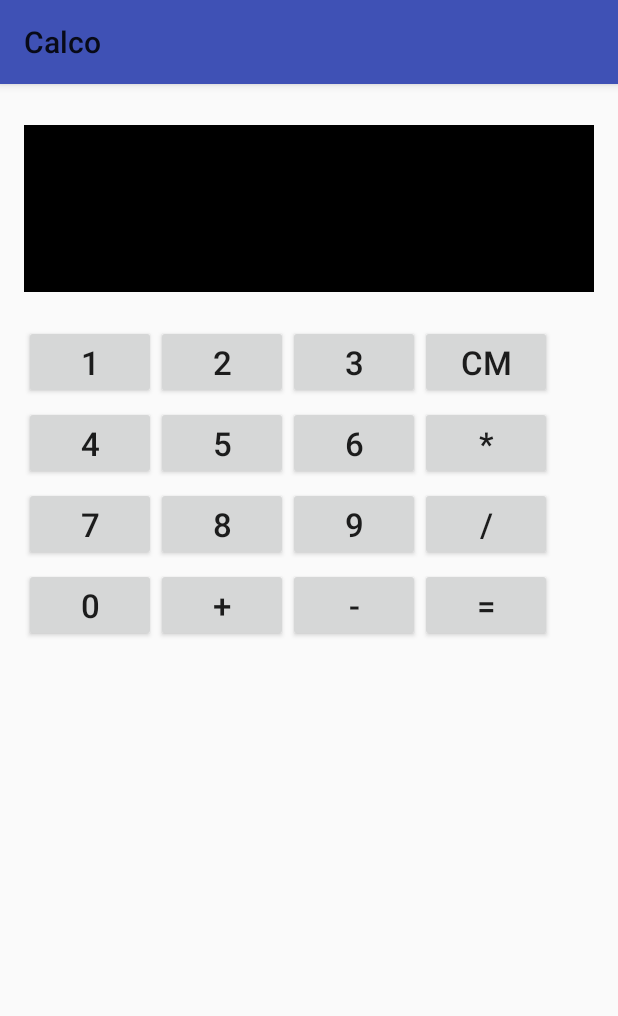
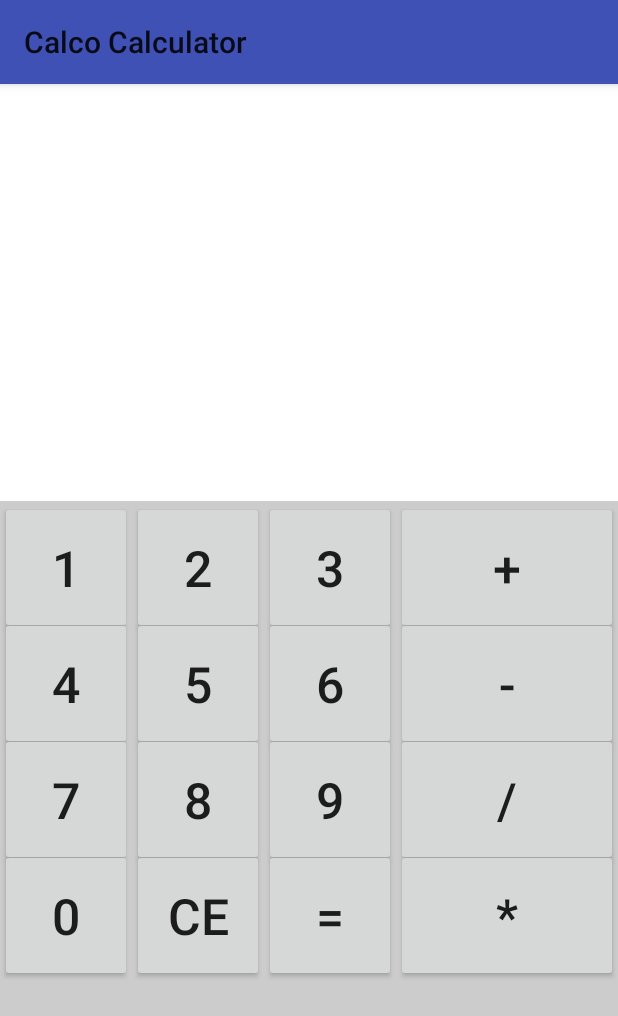
Before and after one commit to MahmoudSharif/Android-Simple-Calc, an Android app: the screen it shows after launch (MainActivity), on a phone screen of 412 x 824 dp. Shown: the top 1016 px of the screen. Run offline under Robolectric (Android 15) with nearby library versions, the phone set to English and light mode, and no system bars.

Commit message:
Final Commit

```diff
--- a/app/src/main/AndroidManifest.xml
+++ b/app/src/main/AndroidManifest.xml
@@ -5,7 +5,7 @@
     <application
         android:allowBackup="true"
         android:icon="@mipmap/ic_launcher"
-        android:label="@string/app_name"
+        android:label="Calco Calculator"
         android:supportsRtl="true"
         android:theme="@style/AppTheme">
         <activity android:name=".MainActivity">
--- a/app/src/main/java/com/example/msharif/calco/MainActivity.java
+++ b/app/src/main/java/com/example/msharif/calco/MainActivity.java
@@ -1,33 +1,38 @@
 package com.example.msharif.calco;
 
+import android.graphics.Path;
 import android.support.v7.app.AppCompatActivity;
 import android.os.Bundle;
 import android.view.View;
 import android.widget.Button;
 import android.widget.EditText;
 import android.widget.TextView;
+import android.widget.Toast;
 
 public class MainActivity extends AppCompatActivity {
 
     static int result = 0;
+    static int temp = 0;
     static String operator = "";
+    static int leftSide = 0;
+    static int rightSide = 0;
 
-    private void doCalc(int num){
+    private void SetSides(int num){
         TextView txtResult = (TextView) findViewById(R.id.txtresult);
         txtResult.setText(txtResult.getText().toString() + String.valueOf(num));
-        if(result >0)
-            switch (operator) {
-                case"+":result = result+num;
-                    break;
-                case"-":result = result-num;
-                    break;
-                case"*":result = result*num;
-                    break;
-                case"/":result=result/num;
-                    break;
-            }
-        else
-            result=num;
+        if(operator.length() > 0)
+        {
+            if(rightSide > 0)
+                rightSide = (rightSide * 10) + num;
+            else
+                rightSide = num;
+        }
+        else {
+            if (leftSide > 0)
+                leftSide = (leftSide * 10) + num;
+            else
+                leftSide = num;
+        }
     }
     private void setOperator(String op){
         TextView txtResult = (TextView) findViewById(R.id.txtresult);
@@ -53,54 +58,75 @@ public class MainActivity extends AppCompatActivity {
     }
     public void btnEqual_click(View view) {
         TextView txtResult = (TextView) findViewById(R.id.txtresult);
-        txtResult.setText(txtResult.getText().toString() + " = " + String.valueOf(result));
+
+        if (operator.length() > 0) {
+            switch (operator) {
+                case "+":
+                    result = leftSide + rightSide;
+                    break;
+                case "-":
+                    result = leftSide - rightSide;
+                    break;
+                case "*":
+                    result = leftSide * rightSide;
+                    break;
+                case "/":
+                    result = leftSide / rightSide;
+                    break;
+            }
+            txtResult.setText(txtResult.getText().toString() + " = " + String.valueOf(result));
+        }
+        else
+            Toast.makeText(this,"Please choose operator",Toast.LENGTH_SHORT).show();
+
+
     }
     public void btnClear_click(View view) {
         TextView txtResult = (TextView) findViewById(R.id.txtresult);
         txtResult.setText("");
         result=0;
+        leftSide=0;
+        rightSide=0;
         operator="";
     }
 
     public void btn1_click(View view) {
-        doCalc(1);
+        SetSides(1);
     }
 
     public void btn2_click(View view) {
-        doCalc(2);
+        SetSides(2);
     }
 
     public void btn3_click(View view) {
-        doCalc(3);
+        SetSides(3);
     }
 
     public void btn4_click(View view) {
-        doCalc(4);
+        SetSides(4);
     }
 
     public void btn5_click(View view) {
-        doCalc(5);
+        SetSides(5);
     }
 
     public void btn6_click(View view) {
-        doCalc(6);
+        SetSides(6);
     }
 
     public void btn7_click(View view) {
-        doCalc(7);
+        SetSides(7);
     }
 
     public void btn8_click(View view) {
-        doCalc(8);
+        SetSides(8);
     }
 
     public void btn9_click(View view) {
-        doCalc(9);
+        SetSides(9);
     }
 
     public void btn0_click(View view) {
-        TextView txtresult = (TextView)findViewById(R.id.txtresult);
-        result=result*10;
-        txtresult.setText(String.valueOf(result));
+        SetSides(0);
     }
 }
--- a/app/src/main/res/layout/activity_main.xml
+++ b/app/src/main/res/layout/activity_main.xml
@@ -2,193 +2,184 @@
 <RelativeLayout xmlns:android="http://schemas.android.com/apk/res/android"
     xmlns:tools="http://schemas.android.com/tools"
     android:id="@+id/activity_main"
-    android:layout_width="match_parent"
-    android:layout_height="match_parent"
-    android:paddingBottom="@dimen/activity_vertical_margin"
-    android:paddingLeft="@dimen/activity_horizontal_margin"
-    android:paddingRight="@dimen/activity_horizontal_margin"
-    android:paddingTop="@dimen/activity_vertical_margin"
-    tools:context="com.example.msharif.calco.MainActivity">
+    android:layout_width="fill_parent"
+    android:layout_height="fill_parent"
+    tools:context="com.example.msharif.calco.MainActivity"
+    android:background="#ccc">
 
     <LinearLayout
         android:orientation="vertical"
         android:layout_width="match_parent"
         android:layout_height="match_parent"
-        >
+        android:weightSum="1"
+        android:layout_alignParentLeft="true"
+        android:layout_alignParentStart="true"
+        android:layout_alignParentBottom="true">
 
         <TextView
             android:layout_width="match_parent"
             android:layout_height="wrap_content"
-            android:layout_marginTop="5pt"
-            android:textSize="30dp"
+            android:layout_marginTop="0pt"
+            android:textSize="50dp"
             android:paddingLeft="5pt"
-            android:height="50pt"
-            android:hint="..."
-            android:background="@android:color/background_dark"
-            android:textColor="@android:color/background_light"
+            android:height="125pt"
+            android:background="@android:color/background_light"
+            android:textColor="@android:color/background_dark"
             android:id="@+id/txtresult" />
 
         <LinearLayout
-            android:layout_width="wrap_content"
+            android:layout_width="match_parent"
             android:layout_height="wrap_content"
-            android:layout_marginTop="10pt">
+            android:layout_marginTop="0pt">
 
             <Button
                 android:layout_width="wrap_content"
-                android:layout_height="wrap_content"
+                android:layout_height="40pt"
                 android:text="1"
                 android:id="@+id/btn1"
                 android:onClick="btn1_click"
-                android:textSize="10pt"
+                android:textSize="15pt"
                 />
 
             <Button
                 android:layout_width="wrap_content"
-                android:layout_height="wrap_content"
+                android:layout_height="40pt"
                 android:text="2"
                 android:id="@+id/btn2"
                 android:onClick="btn2_click"
-                android:textSize="10pt"/>
+                android:textSize="15pt"/>
 
             <Button
                 android:layout_width="wrap_content"
-                android:layout_height="wrap_content"
+                android:layout_height="40pt"
                 android:text="3"
                 android:id="@+id/btn3"
                 android:onClick="btn3_click"
-                android:textSize="10pt"/>
+                android:textSize="15pt"/>
 
             <Button
-                android:layout_width="wrap_content"
-                android:layout_height="wrap_content"
-                android:text="CM"
-                android:id="@+id/btnClear"
-                android:onClick="btnClear_click"
-                android:textSize="10pt"/>
-        </LinearLayout>
-        <LinearLayout
-            android:layout_width="wrap_content"
-            android:layout_height="wrap_content"
-            android:layout_marginTop="2pt">
-
-            <Button
-                android:layout_width="wrap_content"
-                android:layout_height="wrap_content"
-                android:text="4"
-                android:id="@+id/btn4"
-                android:onClick="btn4_click"
-                android:textSize="10pt"/>
-
-            <Button
-                android:layout_width="wrap_content"
-                android:layout_height="wrap_content"
-                android:text="5"
-                android:id="@+id/btn5"
-                android:onClick="btn5_click"
-                android:textSize="10pt"/>
-
-            <Button
-                android:layout_width="wrap_content"
-                android:layout_height="wrap_content"
-                android:text="6"
-                android:id="@+id/btn6"
-                android:onClick="btn6_click"
-                android:textSize="10pt"/>
-
-            <Button
-                android:layout_width="wrap_content"
-                android:layout_height="wrap_content"
-                android:text="*"
-                android:id="@+id/btnMultiply"
-                android:onClick="btnMultiply_click"
-                android:textSize="10pt"/>
-        </LinearLayout>
-        <LinearLayout
-            android:layout_width="wrap_content"
-            android:layout_height="wrap_content"
-            android:layout_marginTop="2pt">
-
-            <Button
-                android:layout_width="wrap_content"
-                android:layout_height="wrap_content"
-                android:text="7"
-                android:id="@+id/btn7"
-                android:onClick="btn7_click"
-                android:textSize="10pt"/>
-
-            <Button
-                android:layout_width="wrap_content"
-                android:layout_height="wrap_content"
-                android:text="8"
-                android:id="@+id/btn8"
-                android:onClick="btn8_click"
-                android:textSize="10pt"/>
-
-            <Button
-                android:layout_width="wrap_content"
-                android:layout_height="wrap_content"
-                android:text="9"
-                android:id="@+id/btn9"
-                android:onClick="btn9_click"
-                android:textSize="10pt"/>
-
-            <Button
-                android:layout_width="wrap_content"
-                android:layout_height="wrap_content"
-                android:text="/"
-                android:id="@+id/btnDevi"
-                android:onClick="btnDevi_click"
-                android:textSize="10pt"/>
-        </LinearLayout>
-
-        <LinearLayout
-            android:layout_width="wrap_content"
-            android:layout_height="wrap_content"
-            android:layout_marginTop="2pt">
-
-
-            <Button
-                android:layout_width="wrap_content"
-                android:layout_height="wrap_content"
-                android:text="0"
-                android:id="@+id/btn0"
-                android:onClick="btn0_click"
-                android:textSize="10pt"/>
-
-
-            <Button
-                android:layout_width="wrap_content"
-                android:layout_height="wrap_content"
+                android:layout_width="match_parent"
+                android:layout_height="40pt"
                 android:text="+"
                 android:layout_gravity="end"
                 android:id="@+id/btnPlus"
                 android:onClick="btnPlus_click"
-                android:textSize="10pt"/>
+                android:textSize="15pt"/>
+
+
+        </LinearLayout>
+        <LinearLayout
+            android:layout_width="match_parent"
+            android:layout_height="wrap_content"
+            android:layout_marginTop="-5pt">
 
             <Button
                 android:layout_width="wrap_content"
-                android:layout_height="wrap_content"
+                android:layout_height="40pt"
+                android:text="4"
+                android:id="@+id/btn4"
+                android:onClick="btn4_click"
+                android:textSize="15pt"/>
+
+            <Button
+                android:layout_width="wrap_content"
+                android:layout_height="40pt"
+                android:text="5"
+                android:id="@+id/btn5"
+                android:onClick="btn5_click"
+                android:textSize="15pt"/>
+
+            <Button
+                android:layout_width="wrap_content"
+                android:layout_height="40pt"
+                android:text="6"
+                android:id="@+id/btn6"
+                android:onClick="btn6_click"
+                android:textSize="15pt"/>
+
+            <Button
+                android:layout_width="match_parent"
+                android:layout_height="40pt"
                 android:text="-"
                 android:id="@+id/btnMinus"
                 android:onClick="btnMinus_click"
-                android:textSize="10pt"/>
+                android:textSize="15pt"/>
+
+        </LinearLayout>
+        <LinearLayout
+            android:layout_width="match_parent"
+            android:layout_height="wrap_content"
+            android:layout_marginTop="-5pt">
+
             <Button
                 android:layout_width="wrap_content"
-                android:layout_height="wrap_content"
+                android:layout_height="40pt"
+                android:text="7"
+                android:id="@+id/btn7"
+                android:onClick="btn7_click"
+                android:textSize="15pt"/>
+
+            <Button
+                android:layout_width="wrap_content"
+                android:layout_height="40pt"
+                android:text="8"
+                android:id="@+id/btn8"
+                android:onClick="btn8_click"
+                android:textSize="15pt"/>
+
+            <Button
+                android:layout_width="wrap_content"
+                android:layout_height="40pt"
+                android:text="9"
+                android:id="@+id/btn9"
+                android:onClick="btn9_click"
+                android:textSize="15pt"/>
+
+            <Button
+                android:layout_width="match_parent"
+                android:layout_height="40pt"
+                android:text="/"
+                android:id="@+id/btnDevi"
+                android:onClick="btnDevi_click"
+                android:textSize="15pt"/>
+        </LinearLayout>
+        <LinearLayout
+            android:layout_width="match_parent"
+            android:layout_height="wrap_content"
+            android:layout_marginTop="-5pt">
+
+            <Button
+                android:layout_width="wrap_content"
+                android:layout_height="40pt"
+                android:text="0"
+                android:id="@+id/btn0"
+                android:onClick="btn0_click"
+                android:textSize="15pt"/>
+            <Button
+                android:layout_width="wrap_content"
+                android:layout_height="40pt"
+                android:text="CE"
+                android:id="@+id/btnClear"
+                android:onClick="btnClear_click"
+                android:textSize="15pt"/>
+
+            <Button
+                android:layout_width="wrap_content"
+                android:layout_height="40pt"
                 android:text="="
                 android:id="@+id/btnEqual"
                 android:onClick="btnEqual_click"
-                android:textSize="10pt"/>
+                android:textSize="15pt"/>
+
+            <Button
+                android:layout_width="match_parent"
+                android:layout_height="40pt"
+                android:text="*"
+                android:id="@+id/btnMultiply"
+                android:onClick="btnMultiply_click"
+                android:textSize="15pt"/>
 
         </LinearLayout>
-    <LinearLayout
-        android:layout_width="wrap_content"
-        android:layout_height="wrap_content"
-        android:layout_marginTop="2pt"
-        android:gravity="end">
-
-
-    </LinearLayout>
     </LinearLayout>
 
 </RelativeLayout>
```
Also changed, not shown: app/src/main/ic_launcher-web.png (added), app/src/main/res/mipmap-hdpi/ic_launcher.png, app/src/main/res/mipmap-mdpi/ic_launcher.png, app/src/main/res/mipmap-xhdpi/ic_launcher.png, app/src/main/res/mipmap-xxhdpi/ic_launcher.png, app/src/main/res/mipmap-xxxhdpi/ic_launcher.png.
